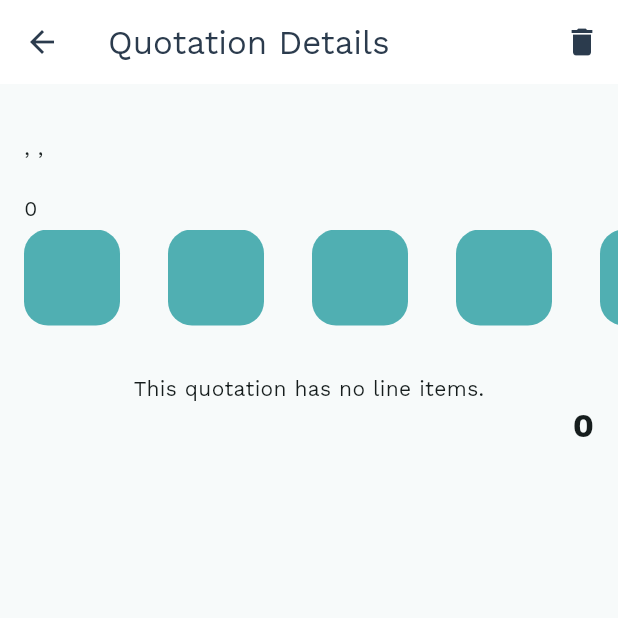
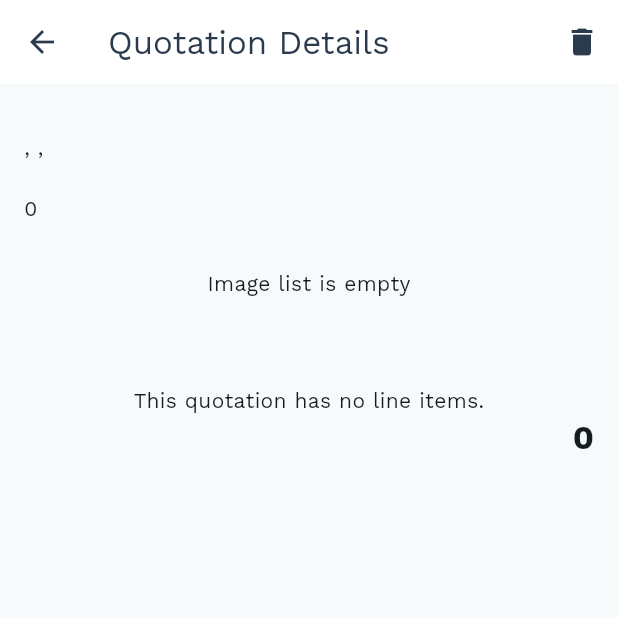
Before and after one commit to ernestfr/Quotations, a Flutter app: the QuotationDetailsScreen screen opened directly with empty values, on a phone screen of 412 x 824 dp, the top half of it. Run offline on Flutter 3.47's test engine with Material 2 defaults, Android fonts, the light colour scheme and no system bars; our stand-ins replace flutter_riverpod, hive, image_picker; missing offline and left inert: data_class_plugin; accounts and stored records are empty; statements that could not run were skipped.

Commit message:
image picker implemented

```diff
--- a/lib/modules/quotations/models/image_model.dart
+++ /dev/null
@@ -1,12 +0,0 @@
-import 'package:hive/hive.dart';
-part 'image_model.g.dart';
-
-@HiveType(typeId: 3)
-class ImageModel {
-  @HiveField(0)
-  final String path;
-  @HiveField(1)
-  final String title;
-
-  ImageModel(this.path, this.title);
-}
--- a/lib/modules/quotations/submodules/quotation_details/components/images_list_panel.dart
+++ b/lib/modules/quotations/submodules/quotation_details/components/images_list_panel.dart
@@ -1,26 +1,28 @@
+import 'dart:io';
+
 import 'package:flutter/material.dart';
-import 'package:quotations/core/theme/colors.dart';
+import 'package:flutter_riverpod/flutter_riverpod.dart';
+import 'package:quotations/modules/quotations/components/quotation_image.dart';
+import 'package:quotations/modules/quotations/models/quotation.dart';
 
-class ImagesListPanel extends StatelessWidget {
+class ImagesListPanel extends ConsumerWidget {
   const ImagesListPanel({
+    required this.quotation,
     super.key,
   });
-
+  final Quotation quotation;
   @override
-  Widget build(BuildContext context) {
+  Widget build(BuildContext context, ref) {
     return Container(
-      height: 64,
-      child: ListView(
+      height: 72,
+      child: quotation.images.isEmpty
+          ? Center(child: Text("Image list is empty"))
+          : ListView(
         scrollDirection: Axis.horizontal,
         children: [
-          for (var i = 0; i < 10; i++)
-            Container(
-              margin: EdgeInsets.symmetric(horizontal: 16.0),
-              width: 64,
-              height: 64,
-              decoration: BoxDecoration(
-                  color: primaryColor,
-                  borderRadius: BorderRadius.all(Radius.circular(16))),
+                for (var i = 0; i < quotation.images.length; i++)
+                  QuotationImage(
+                    file: File(quotation.images[i]),
             )
         ],
       ),
--- a/lib/modules/quotations/submodules/quotation_details/screens/quotation_details_screen.dart
+++ b/lib/modules/quotations/submodules/quotation_details/screens/quotation_details_screen.dart
@@ -21,7 +21,9 @@
           CustomerInfoPanel(
             quotation: quotation,
           ),
-          ImagesListPanel(),
+          ImagesListPanel(
+            quotation: quotation,
+          ),
           QuotationInfoPanel(
             quotation: quotation,
           ),
```
Also changed, not shown: lib/core/routes/routes.dart (+8 -1 lines), lib/core/services/image_service.dart (added, +39 -0 lines), pubspec.yaml (+2 -10 lines), lib/modules/quotations/models/image_model.g.dart (deleted), 1 other file.
